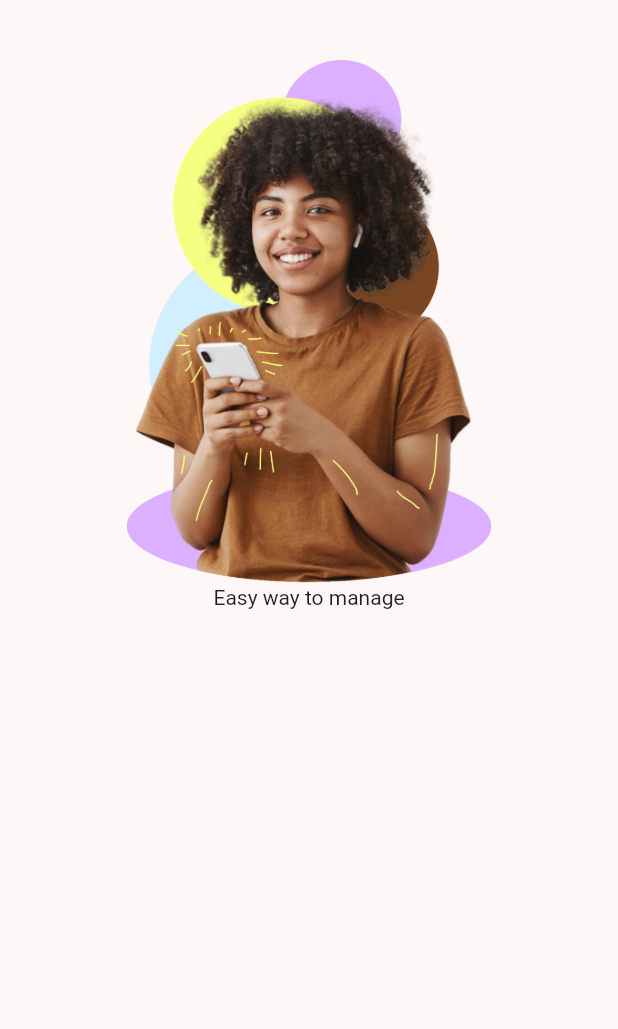
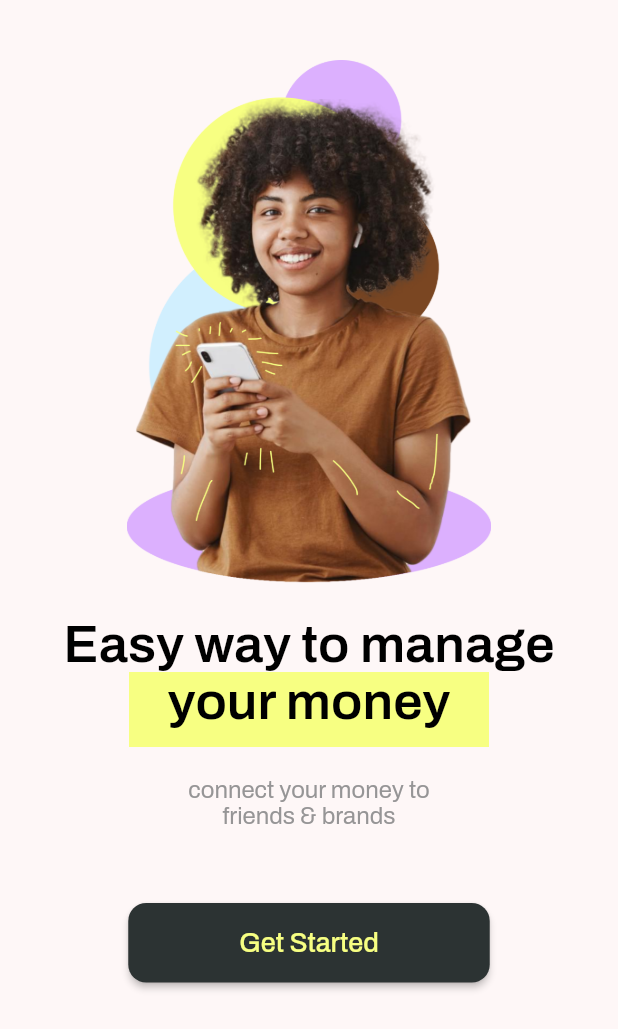
Before and after one commit to lauro-silva44/finance-app, a Flutter app: the screen it shows after launch, on a phone screen of 412 x 824 dp. Shown: the top 1029 px of the screen. Run offline on Flutter 3.47's test engine with Material 2 defaults, Android fonts, the phone set to English and light mode, and no system bars; our stand-ins replace google_fonts.

Commit message:
added the descriptin title and the button

```diff
--- a/lib/screens/home/home_page.dart
+++ b/lib/screens/home/home_page.dart
@@ -2,6 +2,7 @@ import 'package:finance_app/utlis/constants.dart';
 import 'package:flutter/material.dart';
 import 'package:flutter/src/widgets/container.dart';
 import 'package:flutter/src/widgets/framework.dart';
+import 'package:google_fonts/google_fonts.dart';
 
 class HomePage extends StatelessWidget {
   const HomePage({super.key});
@@ -20,14 +21,65 @@ class HomePage extends StatelessWidget {
               'assets/images/girl-phone.png',
               height: 350,
             ),
-
             SizedBox(
-              child: Column(
-                children: [
-                  Text(
-                    'Easy way to manage'
-                  ),
-                ],
+              child: Container(
+                margin: const EdgeInsets.symmetric(vertical: 20),
+                child: Column(
+                  children: [
+                    Text(
+                      'Easy way to manage',
+                      textAlign: TextAlign.center,
+                      style: GoogleFonts.archivo(
+                          color: Colors.black,
+                          fontSize: 35.0,
+                          fontWeight: FontWeight.w600),
+                    ),
+                    Container(
+                      color: myYellow,
+                      width: 240,
+                      height: 50,
+                      child: Text(
+                        'your money',
+                        textAlign: TextAlign.center,
+                        style: GoogleFonts.archivo(
+                            color: Colors.black,
+                            fontSize: 35.0,
+                            fontWeight: FontWeight.w600),
+                      ),
+                    ),
+                    const SizedBox(
+                      height: 20,
+                    ),
+                    SizedBox(
+                        width: 180,
+                        child: Text(
+                          'connect your money to friends & brands',
+                          textAlign: TextAlign.center,
+                          style: GoogleFonts.archivo(
+                            color: descriptionColor,
+                            fontSize: 16,
+                          ),
+                        ))
+                  ],
+                ),
+              ),
+            ),
+            const SizedBox(
+              height: 30,
+            ),
+            MaterialButton(
+              onPressed: () {},
+              minWidth: 241,
+              height: 53,
+              color: buttonColor,
+              shape: RoundedRectangleBorder(
+                  borderRadius: BorderRadius.circular(12)),
+              child: Text(
+                'Get Started',
+                style: GoogleFonts.archivo(
+                  color: myYellow,
+                  fontSize: 18,
+                ),
               ),
             )
           ]),
--- a/lib/utlis/constants.dart
+++ b/lib/utlis/constants.dart
@@ -1,7 +1,9 @@
 import 'dart:ui';
 
 const bcColor = Color(0xffFEF7F7);
+const buttonColor = Color(0xff2C3333);
 const myYellow = Color(0xffF7FF82);
 const myBlue = Color(0xffD1EFFE);
 const myPurple = Color(0xffDCB0FE);
+const descriptionColor = Color(0xff969596);
 const defaultPadding = 40.00;
--- a/pubspec.yaml
+++ b/pubspec.yaml
@@ -35,6 +35,7 @@ dependencies:
   # The following adds the Cupertino Icons font to your application.
   # Use with the CupertinoIcons class for iOS style icons.
   cupertino_icons: ^1.0.2
+  google_fonts: ^3.0.1
 
 dev_dependencies:
   flutter_test:
```
Also changed, not shown: pubspec.lock, 1 other file.
